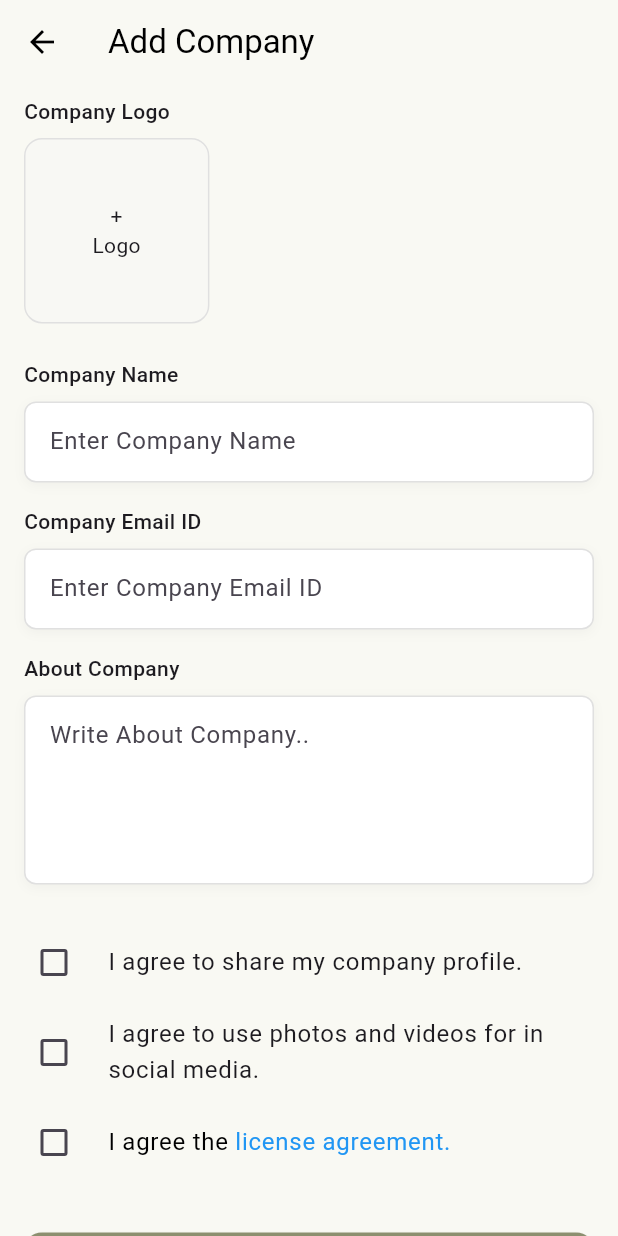
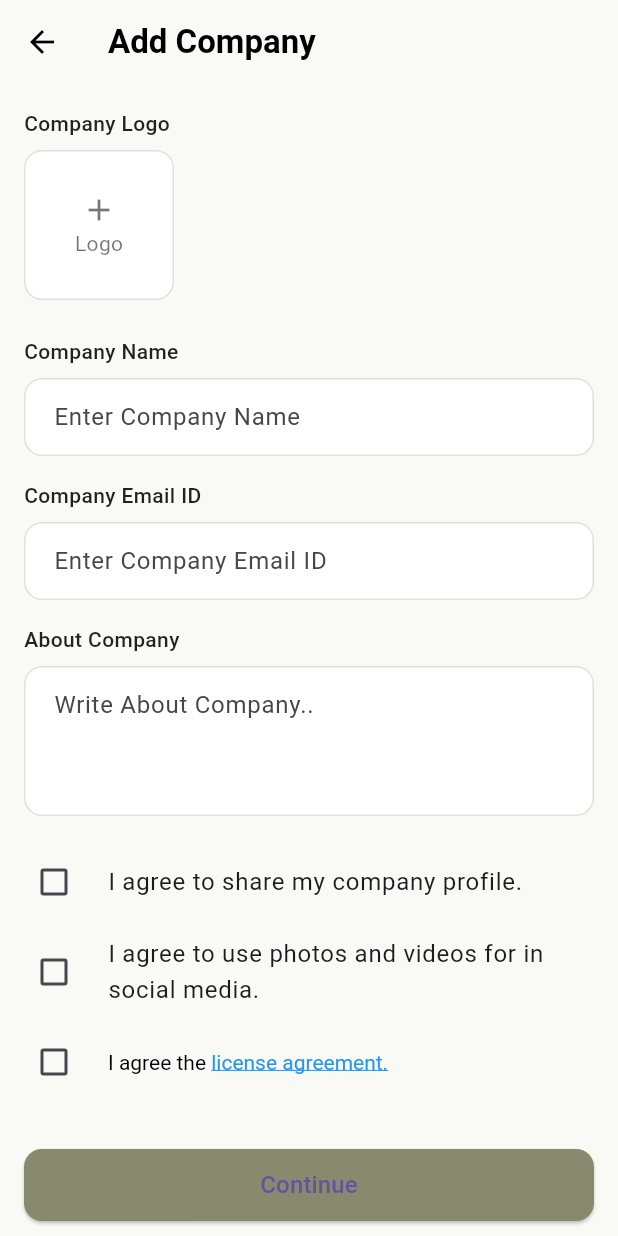
Before and after one commit to elzaadam/add_company, a Flutter app: the screen it shows after launch, on a phone screen of 412 x 824 dp. Run offline on Flutter 3.47's test engine with Material 3 defaults, Android fonts, the phone set to English and light mode, and no system bars; our stand-ins replace get, image_picker.

Commit message:
updated code

```diff
--- a/lib/add_company_page.dart
+++ b/lib/add_company_page.dart
@@ -10,143 +10,173 @@ class AddCompanyPage extends StatelessWidget {
 
   @override
   Widget build(BuildContext context) {
-    final screenWidth = MediaQuery.of(context).size.width;
-
     return Scaffold(
+      backgroundColor: const Color(0xFFF9F9F5),
       appBar: AppBar(
+        backgroundColor: const Color(0xFFF9F9F5),
+        elevation: 0,
         leading: const BackButton(color: Colors.black),
-        title: const Text('Add Company', style: TextStyle(color: Colors.black)),
-        backgroundColor: Colors.transparent,
-        elevation: 0,
+        title: const Text(
+          "Add Company",
+          style: TextStyle(color: Colors.black, fontWeight: FontWeight.w600),
+        ),
       ),
       body: SingleChildScrollView(
-        padding: const EdgeInsets.symmetric(horizontal: 16, vertical: 8),
+        padding: const EdgeInsets.symmetric(horizontal: 16),
         child: Form(
           key: controller.formKey,
           child: Column(
             crossAxisAlignment: CrossAxisAlignment.start,
             children: [
-              const Text(
-                "Company Logo",
-                style: TextStyle(fontWeight: FontWeight.w500),
-              ),
-              const SizedBox(height: 8),
-              GestureDetector(
-                onTap: controller.pickLogoImage,
-                child: Obx(() {
-                  final logo = controller.logoImage.value;
-                  return Container(
-                    width: screenWidth * 0.3,
-                    height: screenWidth * 0.3,
+              const SizedBox(height: 16),
+
+              // Company Logo Title
+              _sectionTitle("Company Logo"),
+
+              // Logo Picker
+              Obx(() {
+                return GestureDetector(
+                  onTap: controller.pickLogoImage,
+                  child: Container(
+                    height: 100,
+                    width: 100,
+                    margin: const EdgeInsets.only(top: 8),
                     decoration: BoxDecoration(
+                      color: Colors.white,
                       border: Border.all(color: Colors.grey.shade300),
                       borderRadius: BorderRadius.circular(12),
-                      color: const Color(0xFFF8F8F4),
                     ),
-                    child: logo == null
-                        ? const Center(
-                            child: Text('+\nLogo', textAlign: TextAlign.center),
+                    child: controller.logoImage.value != null
+                        ? ClipRRect(
+                            borderRadius: BorderRadius.circular(12),
+                            child: Image.file(
+                              controller.logoImage.value!,
+                              fit: BoxFit.cover,
+                            ),
                           )
-                        : ClipRRect(
-                            borderRadius: BorderRadius.circular(12),
-                            child: Image.file(logo, fit: BoxFit.cover),
+                        : Center(
+                            child: Column(
+                              mainAxisAlignment: MainAxisAlignment.center,
+                              children: const [
+                                Icon(
+                                  Icons.add,
+                                  size: 24,
+                                  color: Colors.black54,
+                                ),
+                                Text(
+                                  "Logo",
+                                  style: TextStyle(color: Colors.black54),
+                                ),
+                              ],
+                            ),
                           ),
-                  );
-                }),
-              ),
-
-              const SizedBox(height: 24),
-              buildTextField(
-                label: "Company Name",
-                hint: "Enter Company Name",
-                onSaved: (val) => controller.companyName.value = val!.trim(),
-                validator: (val) {
-                  if (val == null || val.trim().isEmpty) {
-                    return 'Company name is required';
-                  }
-                  return null;
-                },
-              ),
-              const SizedBox(height: 16),
-              buildTextField(
-                label: "Company Email ID",
-                hint: "Enter Company Email ID",
-                onSaved: (val) => controller.companyEmail.value = val!.trim(),
-                validator: (val) {
-                  if (val == null || val.trim().isEmpty) {
-                    return 'Email is required';
-                  }
-                  if (!GetUtils.isEmail(val.trim())) {
-                    return 'Enter a valid email address';
-                  }
-                  return null;
-                },
-              ),
-              const SizedBox(height: 16),
-              buildTextField(
-                label: "About Company",
-                hint: "Write About Company..",
-                maxLines: 4,
-                onSaved: (val) => controller.aboutCompany.value = val!.trim(),
-                validator: (val) {
-                  if (val == null || val.trim().isEmpty) {
-                    return 'Company description is required';
-                  }
-                  return null;
-                },
-              ),
+                  ),
+                );
+              }),
 
               const SizedBox(height: 24),
 
+              // Company Name
+              _sectionTitle("Company Name"),
+              const SizedBox(height: 8),
+              TextFormField(
+                decoration: _inputDecoration("Enter Company Name"),
+                onChanged: (val) => controller.companyName.value = val,
+                validator: (val) =>
+                    val!.isEmpty ? "Company name is required" : null,
+              ),
+              const SizedBox(height: 16),
+
+              // Company Email
+              _sectionTitle("Company Email ID"),
+              const SizedBox(height: 8),
+              TextFormField(
+                decoration: _inputDecoration("Enter Company Email ID"),
+                onChanged: (val) => controller.companyEmail.value = val,
+                validator: (val) => val!.isEmpty ? "Email is required" : null,
+              ),
+              const SizedBox(height: 16),
+
+              // About Company
+              _sectionTitle("About Company"),
+              const SizedBox(height: 8),
+              TextFormField(
+                decoration: _inputDecoration("Write About Company.."),
+                maxLines: 3,
+                onChanged: (val) => controller.aboutCompany.value = val,
+                validator: (val) =>
+                    val!.isEmpty ? "Description is required" : null,
+              ),
+              const SizedBox(height: 16),
+
+              // Checkboxes
               Obx(
-                () => buildCheckbox(
-                  "I agree to share my company profile.",
-                  controller.shareProfile.value,
-                  (val) => controller.shareProfile.value = val ?? false,
+                () => CheckboxListTile(
+                  contentPadding: EdgeInsets.zero,
+                  controlAffinity: ListTileControlAffinity.leading,
+                  title: const Text("I agree to share my company profile."),
+                  value: controller.shareProfile.value,
+                  onChanged: (val) =>
+                      controller.shareProfile.value = val ?? false,
                 ),
               ),
               Obx(
-                () => buildCheckbox(
-                  "I agree to use photos and videos for in social media.",
-                  controller.agreeMedia.value,
-                  (val) => controller.agreeMedia.value = val ?? false,
+                () => CheckboxListTile(
+                  contentPadding: EdgeInsets.zero,
+                  controlAffinity: ListTileControlAffinity.leading,
+                  title: const Text(
+                    "I agree to use photos and videos for in social media.",
+                  ),
+                  value: controller.agreeMedia.value,
+                  onChanged: (val) =>
+                      controller.agreeMedia.value = val ?? false,
                 ),
               ),
               Obx(
-                () => buildCheckboxRichText(
-                  const Text.rich(
-                    TextSpan(
-                      text: 'I agree the ',
-                      style: TextStyle(color: Colors.black),
+                () => CheckboxListTile(
+                  contentPadding: EdgeInsets.zero,
+                  controlAffinity: ListTileControlAffinity.leading,
+                  title: RichText(
+                    text: TextSpan(
+                      text: "I agree the ",
+                      style: const TextStyle(color: Colors.black),
                       children: [
                         TextSpan(
-                          text: 'license agreement.',
-                          style: TextStyle(color: Colors.blue),
+                          text: "license agreement.",
+                          style: const TextStyle(
+                            color: Colors.blue,
+                            decoration: TextDecoration.underline,
+                          ),
                         ),
                       ],
                     ),
                   ),
-                  controller.agreeLicense.value,
-                  (val) => controller.agreeLicense.value = val ?? false,
+                  value: controller.agreeLicense.value,
+                  onChanged: (val) =>
+                      controller.agreeLicense.value = val ?? false,
                 ),
               ),
+              const SizedBox(height: 30),
 
-              const SizedBox(height: 32),
-
+              // Submit Button
               SizedBox(
                 width: double.infinity,
+                height: 48,
                 child: ElevatedButton(
                   style: ElevatedButton.styleFrom(
-                    backgroundColor: const Color(0xFF8C8F6F),
-                    padding: const EdgeInsets.symmetric(vertical: 16),
+                    backgroundColor: const Color(0xFF888A6D),
                     shape: RoundedRectangleBorder(
                       borderRadius: BorderRadius.circular(12),
                     ),
                   ),
                   onPressed: controller.submitForm,
-                  child: const Text('Continue', style: TextStyle(fontSize: 16)),
+                  child: const Text(
+                    "Continue",
+                    style: TextStyle(fontSize: 16, fontWeight: FontWeight.w500),
+                  ),
                 ),
               ),
+              const SizedBox(height: 30),
             ],
           ),
         ),
@@ -154,70 +184,37 @@ class AddCompanyPage extends StatelessWidget {
     );
   }
 
-  Widget buildTextField({
-    required String label,
-    required String hint,
-    required FormFieldSetter<String> onSaved,
-    required FormFieldValidator<String> validator,
-    int maxLines = 1,
-  }) {
-    return Column(
-      crossAxisAlignment: CrossAxisAlignment.start,
-      children: [
-        Text(label, style: const TextStyle(fontWeight: FontWeight.w500)),
-        const SizedBox(height: 8),
-        Container(
-          decoration: BoxDecoration(
-            color: Colors.white,
-            borderRadius: BorderRadius.circular(8),
-            border: Border.all(color: Colors.grey.shade300),
-            boxShadow: [
-              BoxShadow(
-                color: Colors.grey.withAlpha((0.1 * 255).toInt()),
-                blurRadius: 6,
-                offset: const Offset(0, 2),
-              ),
-            ],
-          ),
-          child: TextFormField(
-            maxLines: maxLines,
-            onSaved: onSaved,
-            validator: validator,
-            decoration: InputDecoration(
-              hintText: hint,
-              border: InputBorder.none,
-              contentPadding: const EdgeInsets.symmetric(
-                horizontal: 16,
-                vertical: 14,
-              ),
-            ),
-          ),
-        ),
-      ],
+  // Title Widget
+  Widget _sectionTitle(String title) {
+    return Text(
+      title,
+      style: const TextStyle(
+        fontWeight: FontWeight.w500,
+        fontSize: 14,
+        color: Colors.black87,
+      ),
     );
   }
 
-  Widget buildCheckbox(String label, bool value, Function(bool?) onChanged) {
-    return CheckboxListTile(
-      controlAffinity: ListTileControlAffinity.leading,
-      contentPadding: EdgeInsets.zero,
-      title: Text(label),
-      value: value,
-      onChanged: onChanged,
-    );
-  }
-
-  Widget buildCheckboxRichText(
-    Widget label,
-    bool value,
-    Function(bool?) onChanged,
-  ) {
-    return CheckboxListTile(
-      controlAffinity: ListTileControlAffinity.leading,
-      contentPadding: EdgeInsets.zero,
-      title: label,
-      value: value,
-      onChanged: onChanged,
+  // Input Field Decoration
+  InputDecoration _inputDecoration(String hint) {
+    return InputDecoration(
+      hintText: hint,
+      filled: true,
+      fillColor: Colors.white,
+      contentPadding: const EdgeInsets.symmetric(horizontal: 16, vertical: 14),
+      border: OutlineInputBorder(
+        borderRadius: BorderRadius.circular(12),
+        borderSide: BorderSide(color: Colors.grey.shade300),
+      ),
+      enabledBorder: OutlineInputBorder(
+        borderRadius: BorderRadius.circular(12),
+        borderSide: BorderSide(color: Colors.grey.shade300),
+      ),
+      focusedBorder: OutlineInputBorder(
+        borderRadius: BorderRadius.circular(12),
+        borderSide: const BorderSide(color: Colors.black),
+      ),
     );
   }
 }
--- a/lib/main.dart
+++ b/lib/main.dart
@@ -1,25 +1,20 @@
 import 'package:flutter/material.dart';
 import 'package:get/get.dart';
-
-import 'add_company_page.dart';
+import 'package:hedvigg_project/add_company_page.dart';
 
 void main() {
-  runApp(MyApp());
+  runApp(const MyApp());
 }
 
-class  MyApp extends StatelessWidget {
+class MyApp extends StatelessWidget {
   const MyApp({super.key});
 
   @override
   Widget build(BuildContext context) {
     return GetMaterialApp(
+      title: 'Company Creator',
+      home: AddCompanyPage(),
       debugShowCheckedModeBanner: false,
-      title: 'Company Form App',
-      theme: ThemeData(
-        primarySwatch: Colors.green,
-        scaffoldBackgroundColor: const Color(0xFFF9F9F3),
-      ),
-      home: AddCompanyPage(),
     );
   }
 }
--- a/pubspec.yaml
+++ b/pubspec.yaml
@@ -31,10 +31,10 @@ dependencies:
   flutter:
     sdk: flutter
   get: ^4.7.2
+  image_picker: ^1.0.7
 
-  image_picker: ^1.0.7
-  permission_handler: ^11.0.1
   http: ^1.2.1
+
 
   # The following adds the Cupertino Icons font to your application.
   # Use with the CupertinoIcons class for iOS style icons.
```
Also changed, not shown: lib/add_company_controller.dart (+43 -43 lines), lib/addcompanypage.dart (deleted, +0 -23 lines), lib/model/create_comapany_model.dart (added), pubspec.lock, 3 other files.
